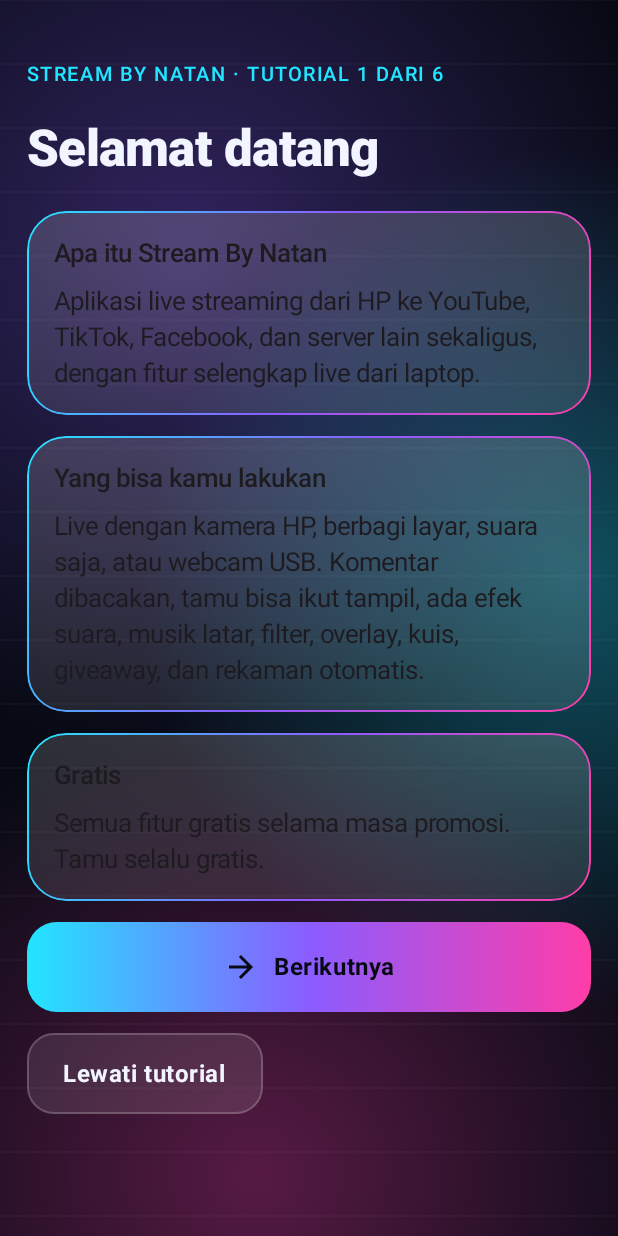
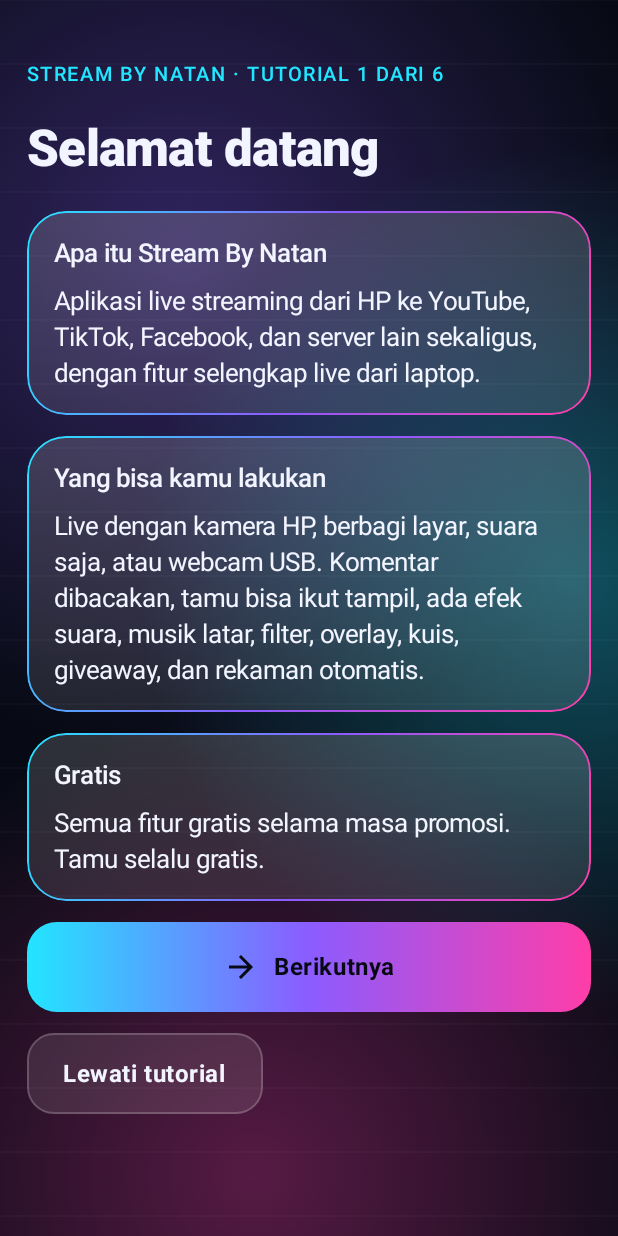
Before and after one commit to gurundanatan-sketch/Stream-By-Natan, an Android app built with Jetpack Compose: the composable AppRoot shown on its own in the app's theme, on a phone screen of 412 x 824 dp. Run offline under Robolectric (Android 15) with nearby library versions, the phone set to English and light mode, and no system bars; 2 statements that could not run were skipped.

Commit message:
Perbaiki skema warna tema

```diff
--- a/app/src/main/java/com/natan/streambynatan/ui/theme/Theme.kt
+++ b/app/src/main/java/com/natan/streambynatan/ui/theme/Theme.kt
@@ -14,6 +14,7 @@ import androidx.compose.foundation.layout.fillMaxSize
 import androidx.compose.material3.MaterialTheme
 import androidx.compose.material3.Typography
 import androidx.compose.material3.darkColorScheme
+import androidx.compose.material3.lightColorScheme
 import androidx.compose.runtime.Composable
 import androidx.compose.runtime.getValue
 import androidx.compose.ui.Modifier
@@ -75,6 +76,25 @@ object Neon {
     }
 }
 
+/** Skema warna Material dari palet Neon saat ini (gelap atau terang). */
+private fun scheme() = if (Neon.isLight) lightColorScheme(
+    primary = Neon.Cyan, onPrimary = Color.White,
+    secondary = Neon.Violet, onSecondary = Color.White,
+    tertiary = Neon.Pink,
+    background = Neon.Void, onBackground = Neon.Text,
+    surface = Neon.Deep, onSurface = Neon.Text,
+    surfaceVariant = Color(0xFFE6E9F5), onSurfaceVariant = Neon.Muted,
+    outline = Neon.Line, error = Neon.Red,
+) else darkColorScheme(
+    primary = Neon.Cyan, onPrimary = Neon.Void,
+    secondary = Neon.Violet, onSecondary = Color.White,
+    tertiary = Neon.Pink,
+    background = Neon.Void, onBackground = Neon.Text,
+    surface = Neon.Deep, onSurface = Neon.Text,
+    surfaceVariant = if (Neon.Void == Color(0xFF000000)) Color(0xFF111111) else Color(0xFF151C36), onSurfaceVariant = Neon.Muted,
+    outline = Neon.Line, error = Neon.Red,
+)
+
 private val display = FontFamily.SansSerif
 
 private fun type(k: Float) = Typography(
```
Also changed, not shown: 1 other file.
